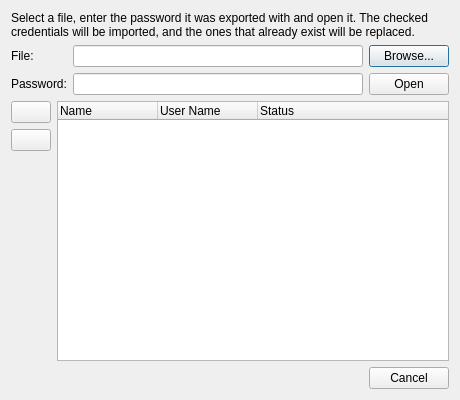
Above: source/client/desktop/credentials/credential_import_dialog.ui from dchapyshev/aspia before the change. Below: the same form after it.
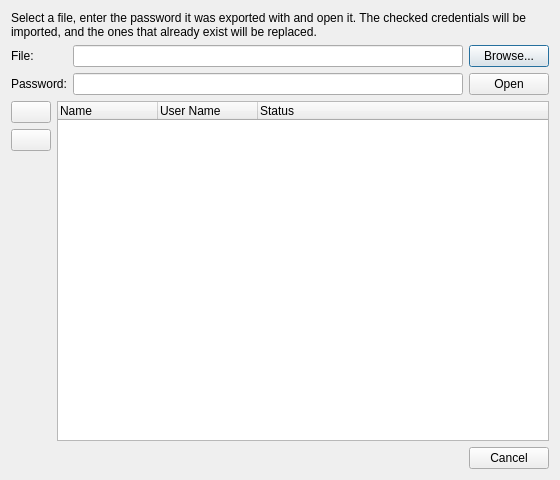
That is the form after the change. Icons and pictures are not drawn. Custom widgets are drawn as their Qt base class.

Commit message: Import/export improvements for new credentials type.

Diff of the .ui file:
```diff
--- a/source/client/desktop/credentials/credential_import_dialog.ui
+++ b/source/client/desktop/credentials/credential_import_dialog.ui
@@ -6,8 +6,8 @@
    <rect>
     <x>0</x>
     <y>0</y>
-    <width>460</width>
-    <height>400</height>
+    <width>560</width>
+    <height>480</height>
    </rect>
   </property>
   <property name="windowTitle">
@@ -138,15 +138,6 @@
      </item>
      <item>
       <widget class="QTreeWidget" name="tree_credentials">
-       <property name="indentation">
-        <number>0</number>
-       </property>
-       <property name="rootIsDecorated">
-        <bool>false</bool>
-       </property>
-       <property name="itemsExpandable">
-        <bool>false</bool>
-       </property>
        <column>
         <property name="text">
          <string>Name</string>
```
The commit also changes 8 other files.
